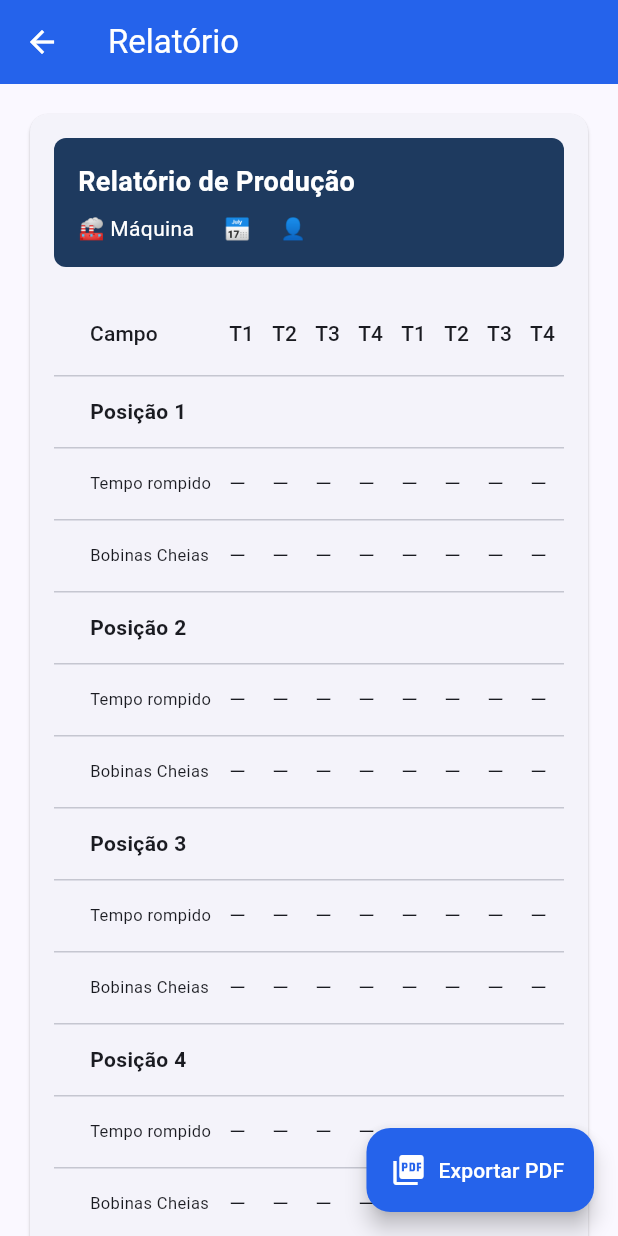
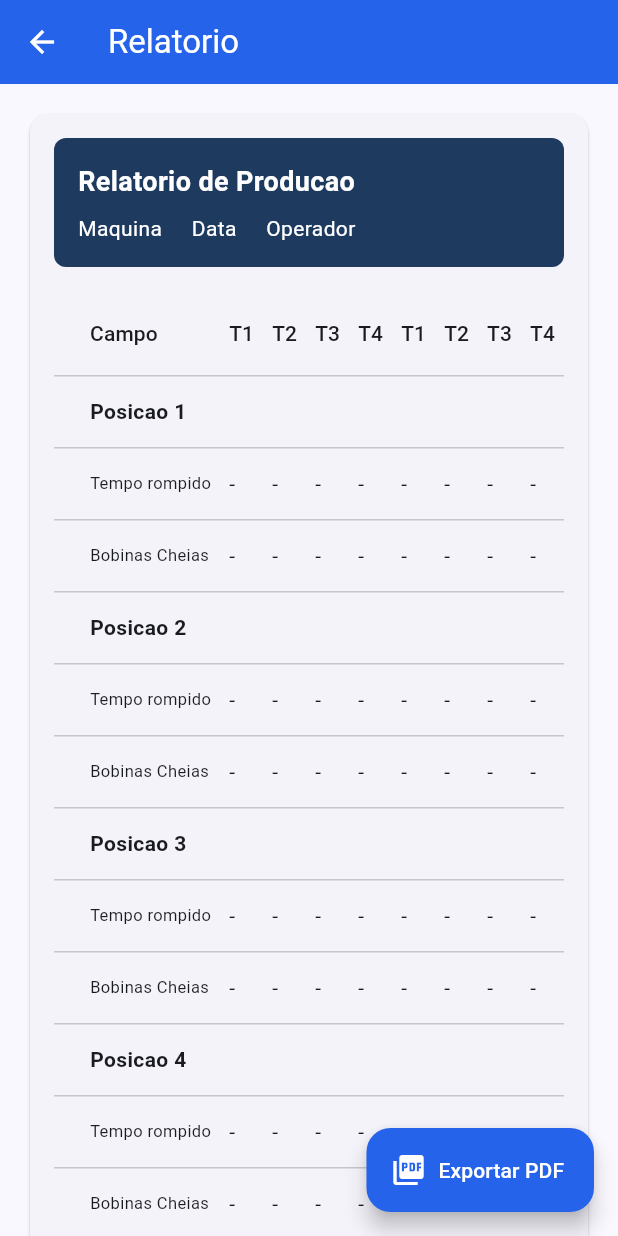
Before and after one commit to felipemachado1984-dev/Rel_Prod, a Flutter app: the ReportScreen screen opened directly with empty values, on a phone screen of 412 x 824 dp. Run offline on Flutter 3.47's test engine with Material 3 defaults, Android fonts, the phone set to English and light mode, and no system bars; our stand-ins replace camera, pdf, share_plus; missing offline and left inert: google_mlkit_text_recognition.

Commit message:
Update report_screen.dart

```diff
--- a/lib/screens/report_screen.dart
+++ b/lib/screens/report_screen.dart
@@ -21,10 +21,9 @@ class ReportScreen extends StatelessWidget {
           return pw.Column(
             crossAxisAlignment: pw.CrossAxisAlignment.start,
             children: [
-              // Cabeçalho
               pw.Container(
                 width: double.infinity,
-                padding: pw EdgeInsets.all(20),
+                padding: pw.EdgeInsets.all(20),
                 decoration: pw.BoxDecoration(
                   color: PdfColors.blue900,
                   borderRadius: pw.BorderRadius.circular(8),
@@ -41,13 +40,13 @@ class ReportScreen extends StatelessWidget {
                     pw.SizedBox(height: 8),
                     pw.Row(
                       children: [
-                        pw.Text('🏭 Máquina ${producao.maquina}',
+                        pw.Text('Maquina ${producao.maquina}',
                             style: pw.TextStyle(color: PdfColors.white)),
                         pw.SizedBox(width: 16),
-                        pw.Text('📅 ${producao.data}',
+                        pw.Text('${producao.data}',
                             style: pw.TextStyle(color: PdfColors.white)),
                         pw.SizedBox(width: 16),
-                        pw.Text('👤 ${producao.operador}',
+                        pw.Text('${producao.operador}',
                             style: pw.TextStyle(color: PdfColors.white)),
                       ],
                     ),
@@ -55,18 +54,16 @@ class ReportScreen extends StatelessWidget {
                 ),
               ),
               pw.SizedBox(height: 16),
-              // Tabela
               pw.Table(
                 border: pw.TableBorder.all(color: PdfColors.grey300),
                 children: [
-                  // Header
                   pw.TableRow(
                     decoration: pw.BoxDecoration(color: PdfColors.grey200),
                     children: [
                       'Campo', 'T1', 'T2', 'T3', 'T4',
                       'T1', 'T2', 'T3', 'T4'
                     ].map((h) => pw.Padding(
-                      padding: pw EdgeInsets.all(4),
+                      padding: pw.EdgeInsets.all(4),
                       child: pw.Text(h,
                           style: pw.TextStyle(
                             fontSize: 10,
@@ -74,49 +71,46 @@ class ReportScreen extends StatelessWidget {
                           )),
                     )).toList(),
                   ),
-                  // Dados
                   for (int i = 1; i <= 6; i++) ...[
                     pw.TableRow(
                       decoration: pw.BoxDecoration(color: PdfColors.grey100),
                       children: [
                         pw.Padding(
-                          padding: pw EdgeInsets.all(4),
-                          child: pw.Text('Posição $i',
+                          padding: pw.EdgeInsets.all(4),
+                          child: pw.Text('Posicao $i',
                               style: pw.TextStyle(
                                   fontWeight: pw.FontWeight.bold)),
                         ),
                         for (int j = 0; j < 8; j++)
-                          pw.Padding(padding: pw EdgeInsets.all(4)),
+                          pw.Padding(padding: pw.EdgeInsets.all(4)),
                       ],
                     ),
-                    // Tempo rompido
                     pw.TableRow(
                       children: [
                         pw.Padding(
-                          padding: pw EdgeInsets.all(4),
+                          padding: pw.EdgeInsets.all(4),
                           child: pw.Text('Tempo rompido (min)',
                               style: pw.TextStyle(fontSize: 9)),
                         ),
                         ...producao.posicoes[i]!.tempoRompido.map((v) =>
                           pw.Padding(
-                            padding: pw EdgeInsets.all(4),
-                            child: pw.Text(v.isEmpty ? '—' : v,
+                            padding: pw.EdgeInsets.all(4),
+                            child: pw.Text(v.isEmpty ? '-' : v,
                                 style: pw.TextStyle(fontSize: 10)),
                           )),
                       ],
                     ),
-                    // Bobinas
                     pw.TableRow(
                       children: [
                         pw.Padding(
-                          padding: pw EdgeInsets.all(4),
+                          padding: pw.EdgeInsets.all(4),
                           child: pw.Text('Bobinas Cheias',
                               style: pw.TextStyle(fontSize: 9)),
                         ),
                         ...producao.posicoes[i]!.bobinasCheias.map((v) =>
                           pw.Padding(
-                            padding: pw EdgeInsets.all(4),
-                            child: pw.Text(v.isEmpty ? '—' : v,
+                            padding: pw.EdgeInsets.all(4),
+                            child: pw.Text(v.isEmpty ? '-' : v,
                                 style: pw.TextStyle(fontSize: 10)),
                           )),
                       ],
@@ -135,14 +129,14 @@ class ReportScreen extends StatelessWidget {
     await file.writeAsBytes(await pdf.save());
 
     Share.shareXFiles([XFile(file.path)],
-        text: 'Relatório de Produção - Máquina ${producao.maquina}');
+        text: 'Relatorio de Producao - Maquina ${producao.maquina}');
   }
 
   @override
   Widget build(BuildContext context) {
     return Scaffold(
       appBar: AppBar(
-        title: Text('Relatório'),
+        title: Text('Relatorio'),
         backgroundColor: Color(0xFF2563EB),
         foregroundColor: Colors.white,
       ),
@@ -154,7 +148,6 @@ class ReportScreen extends StatelessWidget {
             child: Column(
               crossAxisAlignment: CrossAxisAlignment.start,
               children: [
-                // Cabeçalho
                 Container(
                   width: double.infinity,
                   padding: EdgeInsets.all(16),
@@ -165,7 +158,7 @@ class ReportScreen extends StatelessWidget {
                   child: Column(
                     crossAxisAlignment: CrossAxisAlignment.start,
                     children: [
-                      Text('Relatório de Produção',
+                      Text('Relatorio de Producao',
                           style: TextStyle(
                               fontSize: 18,
                               fontWeight: FontWeight.bold,
@@ -174,11 +167,11 @@ class ReportScreen extends StatelessWidget {
                       Wrap(
                         spacing: 16,
                         children: [
-                          Text('🏭 Máquina ${producao.maquina}',
+                          Text('Maquina ${producao.maquina}',
                               style: TextStyle(color: Colors.white)),
-                          Text('📅 ${producao.data}',
+                          Text('Data ${producao.data}',
                               style: TextStyle(color: Colors.white)),
-                          Text('👤 ${producao.operador}',
+                          Text('Operador ${producao.operador}',
                               style: TextStyle(color: Colors.white)),
                         ],
                       ),
@@ -186,7 +179,6 @@ class ReportScreen extends StatelessWidget {
                   ),
                 ),
                 SizedBox(height: 16),
-                // Tabela
                 SingleChildScrollView(
                   scrollDirection: Axis.horizontal,
                   child: DataTable(
@@ -206,7 +198,7 @@ class ReportScreen extends StatelessWidget {
                       for (int i = 1; i <= 6; i++) ...[
                         DataRow(
                           cells: [
-                            DataCell(Text('Posição $i',
+                            DataCell(Text('Posicao $i',
                                 style: TextStyle(fontWeight: FontWeight.bold))),
                             for (int j = 0; j < 8; j++)
                               DataCell(Text('')),
@@ -217,7 +209,7 @@ class ReportScreen extends StatelessWidget {
                             DataCell(Text('Tempo rompido',
                                 style: TextStyle(fontSize: 11))),
                             ...producao.posicoes[i]!.tempoRompido
-                                .map((v) => DataCell(Text(v.isEmpty ? '—' : v))),
+                                .map((v) => DataCell(Text(v.isEmpty ? '-' : v))),
                           ],
                         ),
                         DataRow(
@@ -225,7 +217,7 @@ class ReportScreen extends StatelessWidget {
                             DataCell(Text('Bobinas Cheias',
                                 style: TextStyle(fontSize: 11))),
                             ...producao.posicoes[i]!.bobinasCheias
-                                .map((v) => DataCell(Text(v.isEmpty ? '—' : v))),
+                                .map((v) => DataCell(Text(v.isEmpty ? '-' : v))),
                           ],
                         ),
                       ],
```
